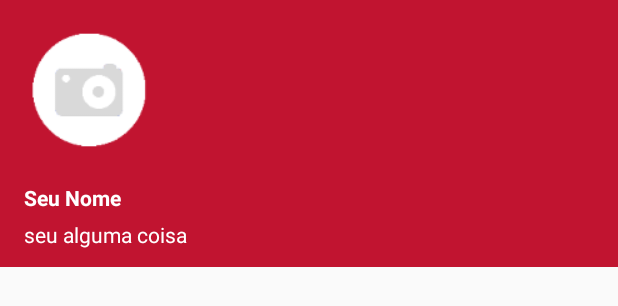
After one commit to ericdallo/iMarket, an Android app: the layout navigation_header.xml on its own in the app's theme, with its tools: preview values and no code run, on a phone screen of 412 x 824 dp. The commit adds this screen. Shown: the top 306 px of the screen. Run offline under Robolectric (Android 15) with nearby library versions, the phone set to English and light mode, and no system bars.

Commit message:
Adiciona navigation drawer items

```diff
--- a/app/build.gradle
+++ b/app/build.gradle
@@ -41,6 +41,7 @@ dependencies {
     compile 'com.miguelcatalan:materialsearchview:1.4.0'
     compile 'com.synnapps:carouselview:0.0.9'
     compile 'com.bartoszlipinski:recyclerviewheader2:2.0.1'
+    compile 'de.hdodenhof:circleimageview:1.2.1'
 
     compile 'com.jakewharton:butterknife:8.4.0'
     apt 'com.jakewharton:butterknife-compiler:8.4.0'
--- /dev/null
+++ b/app/src/main/res/layout/navigation_header.xml
@@ -0,0 +1,53 @@
+<?xml version="1.0" encoding="utf-8"?>
+<RelativeLayout xmlns:android="http://schemas.android.com/apk/res/android"
+    android:layout_width="match_parent"
+    android:layout_height="178dp"
+    android:background="@color/colorPrimaryDark"
+    android:orientation="vertical"
+    android:layout_marginBottom="10dp"
+    android:weightSum="1">
+
+    <de.hdodenhof.circleimageview.CircleImageView
+        android:layout_marginLeft="20dp"
+        android:layout_marginStart="20dp"
+        android:layout_marginTop="20dp"
+        android:id="@+id/circleView"
+        android:layout_width="80dp"
+        android:layout_height="80dp"
+        android:src="@drawable/noimage" />
+
+    <LinearLayout
+        android:layout_width="match_parent"
+        android:layout_height="56dp"
+        android:layout_alignParentBottom="true"
+        android:layout_alignParentLeft="true"
+        android:layout_alignParentStart="true"
+        android:orientation="vertical">
+
+        <TextView
+            android:id="@+id/name"
+            android:layout_width="wrap_content"
+            android:layout_height="wrap_content"
+            android:layout_marginLeft="16dp"
+            android:text="Seu Nome"
+            android:textColor="#ffffff"
+            android:textSize="14sp"
+            android:textStyle="bold"
+
+            />
+
+        <TextView
+            android:id="@+id/email"
+            android:layout_width="wrap_content"
+            android:layout_height="wrap_content"
+            android:layout_marginLeft="16dp"
+            android:layout_marginTop="5dp"
+            android:text="seu alguma coisa"
+            android:textColor="#ffffff"
+            android:textSize="14sp"
+            android:textStyle="normal"
+
+            />
+    </LinearLayout>
+
+</RelativeLayout>
```
Also changed, not shown: app/src/main/java/br/com/imarket/imarket/HomeActivity.java (+9 -1 lines), app/src/main/java/br/com/imarket/imarket/home/NavigationAdapter.java (added, +82 -0 lines), app/src/main/java/br/com/imarket/imarket/home/NavigationItem.java (added, +26 -0 lines), app/src/main/res/layout/home_activity.xml (+3 -4 lines), app/src/main/res/layout/navigation_item.xml (added, +28 -0 lines), app/src/main/res/drawable-xxxhdpi/navigation_about_item.png (added), app/src/main/res/drawable-xxxhdpi/navigation_login_item.png (added), app/src/main/res/drawable-xxxhdpi/shelf.png, app/src/main/res/drawable-xxxhdpi/shelf_left.png, app/src/main/res/drawable-xxxhdpi/shelf_right.png.
